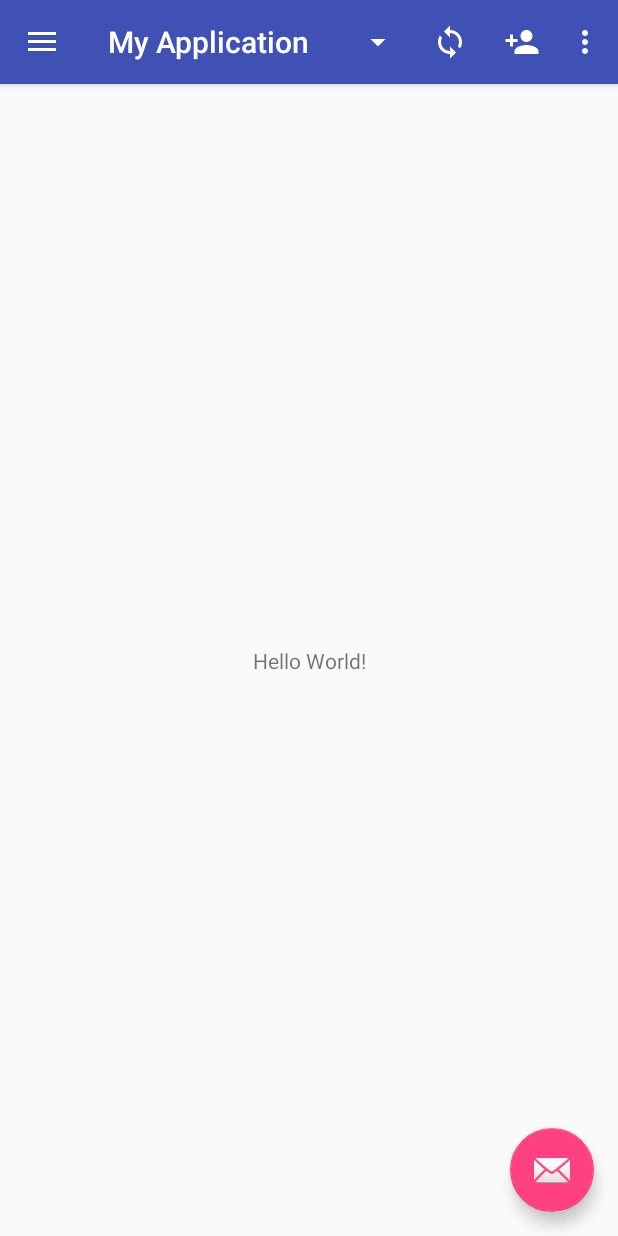
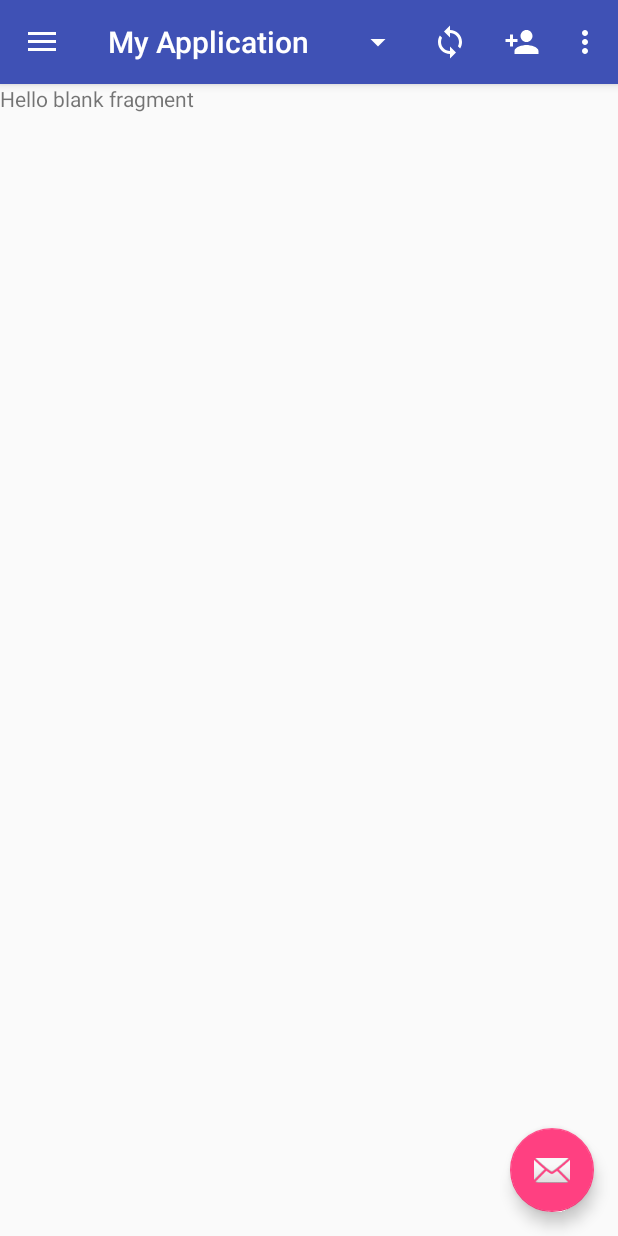
Before and after one commit to clebastard/todolist, an Android app: the screen it shows after launch (MainActivity), after a tap on "List", on a phone screen of 412 x 824 dp. Run offline under Robolectric (Android 15) with nearby library versions, the phone set to English and light mode, and no system bars; 2 other taps on this screen came first.

```diff
--- /dev/null
+++ b/app/src/main/java/com/example/myapplication/ListFragment.java
@@ -0,0 +1,28 @@
+package com.example.myapplication;
+
+
+import android.os.Bundle;
+import android.support.v4.app.Fragment;
+import android.view.LayoutInflater;
+import android.view.View;
+import android.view.ViewGroup;
+
+/**
+ * A simple {@link Fragment} subclass.
+ */
+public class ListFragment extends Fragment {
+
+
+    public ListFragment() {
+        // Required empty public constructor
+    }
+
+
+    @Override
+    public View onCreateView(LayoutInflater inflater, ViewGroup container,
+                             Bundle savedInstanceState) {
+        // Inflate the layout for this fragment
+        return inflater.inflate(R.layout.fragment_list, container, false);
+    }
+
+}
--- a/app/src/main/java/com/example/myapplication/MainActivity.java
+++ b/app/src/main/java/com/example/myapplication/MainActivity.java
@@ -4,6 +4,11 @@ import android.graphics.Color;
 import android.os.Bundle;
 import android.support.design.widget.FloatingActionButton;
 import android.support.design.widget.Snackbar;
+import android.support.v4.app.Fragment;
+import android.support.v4.app.FragmentTransaction;
+import android.support.v7.widget.DefaultItemAnimator;
+import android.support.v7.widget.LinearLayoutManager;
+import android.support.v7.widget.RecyclerView;
 import android.view.View;
 import android.support.design.widget.NavigationView;
 import android.support.v4.view.GravityCompat;
@@ -18,10 +23,17 @@ import android.widget.AdapterView;
 import android.widget.ArrayAdapter;
 import android.widget.Spinner;
 
+import java.util.ArrayList;
+import java.util.List;
+
 import static com.example.myapplication.utils.Utility.setTintDrawable;
 
 public class MainActivity extends AppCompatActivity
         implements NavigationView.OnNavigationItemSelectedListener {
+
+    private List<Item> itemList = new ArrayList<>();
+    private RecyclerView recyclerView;
+    private ItemAdapter mAdapter;
 
     @Override
     protected void onCreate(Bundle savedInstanceState) {
@@ -114,9 +126,15 @@ public class MainActivity extends AppCompatActivity
     @SuppressWarnings("StatementWithEmptyBody")
     @Override
     public boolean onNavigationItemSelected(MenuItem item) {
+        Fragment fragment = null;
+        String TAG = "";
         // Handle navigation view item clicks here.
         int id = item.getItemId();
 
+        if (id == R.id.nav_list) {
+            fragment = new ListFragment();
+            TAG = "item";
+        }
         /*if (id == R.id.nav_camera) {
             // Handle the camera action
         } else if (id == R.id.nav_gallery) {
@@ -131,6 +149,11 @@ public class MainActivity extends AppCompatActivity
 
         }*/
 
+        if (fragment != null) {
+            FragmentTransaction ft = getSupportFragmentManager().beginTransaction();
+            ft.replace(R.id.content_frame, fragment, TAG);
+            ft.commit();
+        }
         DrawerLayout drawer = (DrawerLayout) findViewById(R.id.drawer_layout);
         drawer.closeDrawer(GravityCompat.START);
         return true;
--- a/app/src/main/res/layout/content_main.xml
+++ b/app/src/main/res/layout/content_main.xml
@@ -1,5 +1,6 @@
 <?xml version="1.0" encoding="utf-8"?>
-<android.support.constraint.ConstraintLayout xmlns:android="http://schemas.android.com/apk/res/android"
+<LinearLayout
+    xmlns:android="http://schemas.android.com/apk/res/android"
     xmlns:app="http://schemas.android.com/apk/res-auto"
     xmlns:tools="http://schemas.android.com/tools"
     android:layout_width="match_parent"
@@ -8,13 +9,10 @@
     tools:context="com.example.myapplication.MainActivity"
     tools:showIn="@layout/app_bar_main">
 
-    <TextView
-        android:layout_width="wrap_content"
+    <FrameLayout
+        android:id="@+id/content_frame"
         android:layout_height="wrap_content"
-        android:text="Hello World!"
-        app:layout_constraintBottom_toBottomOf="parent"
-        app:layout_constraintLeft_toLeftOf="parent"
-        app:layout_constraintRight_toRightOf="parent"
-        app:layout_constraintTop_toTopOf="parent" />
-
-</android.support.constraint.ConstraintLayout>
+        android:layout_width="match_parent"
+        tools:layout_editor_absoluteY="8dp"
+        tools:layout_editor_absoluteX="8dp" />
+</LinearLayout>
--- /dev/null
+++ b/app/src/main/res/layout/fragment_list.xml
@@ -0,0 +1,13 @@
+<FrameLayout xmlns:android="http://schemas.android.com/apk/res/android"
+    xmlns:tools="http://schemas.android.com/tools"
+    android:layout_width="match_parent"
+    android:layout_height="match_parent"
+    tools:context="com.example.myapplication.ListFragment">
+
+    <!-- TODO: Update blank fragment layout -->
+    <TextView
+        android:layout_width="match_parent"
+        android:layout_height="match_parent"
+        android:text="@string/hello_blank_fragment" />
+
+</FrameLayout>
--- a/app/src/main/res/values/strings.xml
+++ b/app/src/main/res/values/strings.xml
@@ -18,4 +18,7 @@
 
     <!-- Action overflow-->
     <string name="action_settings">Settings</string>
+
+    <!-- TODO: Remove or change this placeholder text -->
+    <string name="hello_blank_fragment">Hello blank fragment</string>
 </resources>
--- a/build.gradle
+++ b/build.gradle
@@ -3,6 +3,7 @@
 buildscript {
     repositories {
         jcenter()
+        google()
     }
     dependencies {
         classpath 'com.android.tools.build:gradle:3.0.1'
@@ -15,6 +16,7 @@ buildscript {
 allprojects {
     repositories {
         jcenter()
+        google()
     }
 }
 
```
Also changed, not shown: app/build.gradle (+12 -9 lines), app/src/main/java/com/example/myapplication/Item.java (added, +24 -0 lines), app/src/main/java/com/example/myapplication/ItemAdapter.java (added, +50 -0 lines), app/src/main/res/layout/listrow.xml (added, +14 -0 lines).
